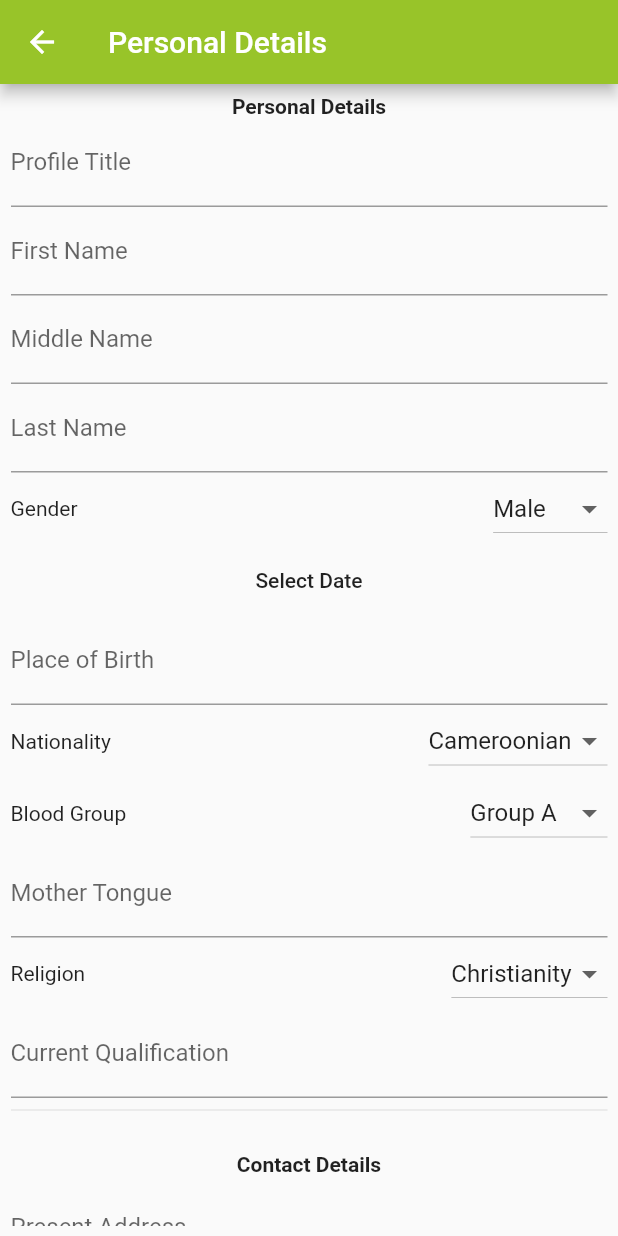
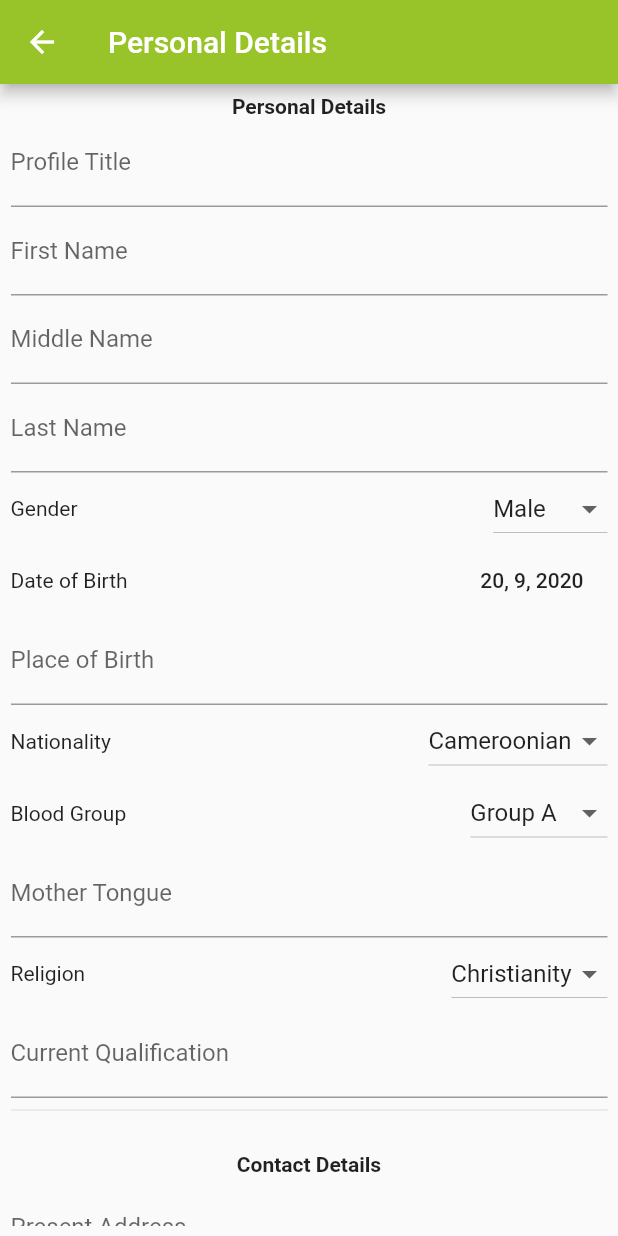
Before and after one commit to durrello/scholar_app, a Flutter app: the PersonalInfoScreen screen opened directly, on a phone screen of 412 x 824 dp. Run offline on Flutter 3.47's test engine with Material 2 defaults, Android fonts, the phone set to English and light mode, and no system bars; our stand-ins replace hexcolor, rflutter_alert, settings_ui.

Commit message:
fixed bug -fixed bug in date of birth function on personal info screen

```diff
--- a/lib/screens/app_form/personal_info.dart
+++ b/lib/screens/app_form/personal_info.dart
@@ -56,7 +56,6 @@ class PersonalInfoScreenState extends State<PersonalInfoScreen> {
 
 
 //date time picker
-  DateTime _date = DateTime.now();
 
 
 //  DateTime pickedDate;
@@ -191,15 +190,17 @@ class PersonalInfoScreenState extends State<PersonalInfoScreen> {
 ////    );
 //  }
 
+  DateTime _date = DateTime.now();
+
   Future<Null> _selectDate(BuildContext context) async {
     final DateTime picked = await showDatePicker(
         context: context,
         initialDate: _date,
-        firstDate: DateTime(2000),
-        lastDate: DateTime(2020)
+        firstDate: DateTime(DateTime.now().year-5),
+        lastDate: DateTime(DateTime.now().year+5)
     );
     if( picked != null && picked != _date){
-      print('Date selected: ${_date.toString()}');
+      print('Selected: ${_date.toString()}');
       setState(() {
         _date = picked;
       });
@@ -208,8 +209,15 @@ class PersonalInfoScreenState extends State<PersonalInfoScreen> {
 
 
   _buildDateOfBirth(){
-  return  FlatButton(onPressed: () {_selectDate(context);},
-        child: Text("Select Date"));
+  return  Row(
+        children: [
+          Text("Date of Birth"),
+          Spacer(),
+          FlatButton(
+              onPressed: () {_selectDate(context);},
+              child: Text('${_date.day}, ${_date.month}, ${_date.year}')),
+        ],
+      );
   }
 
 
```
